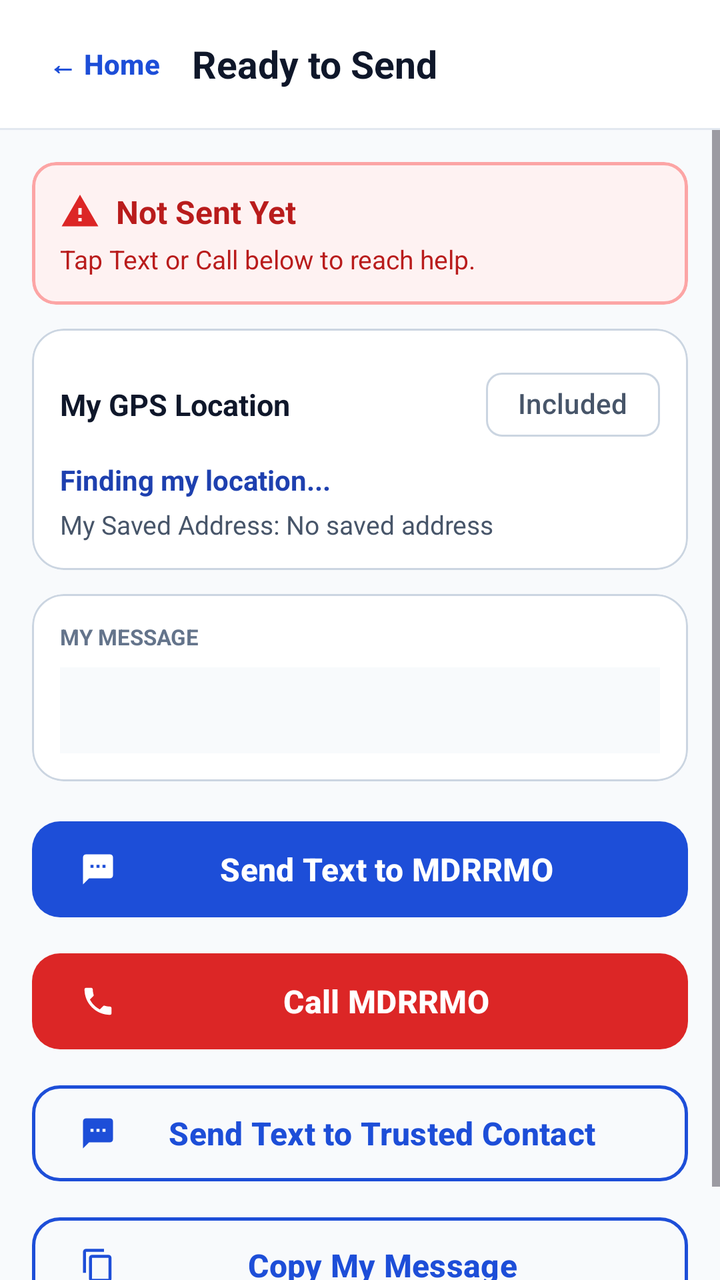
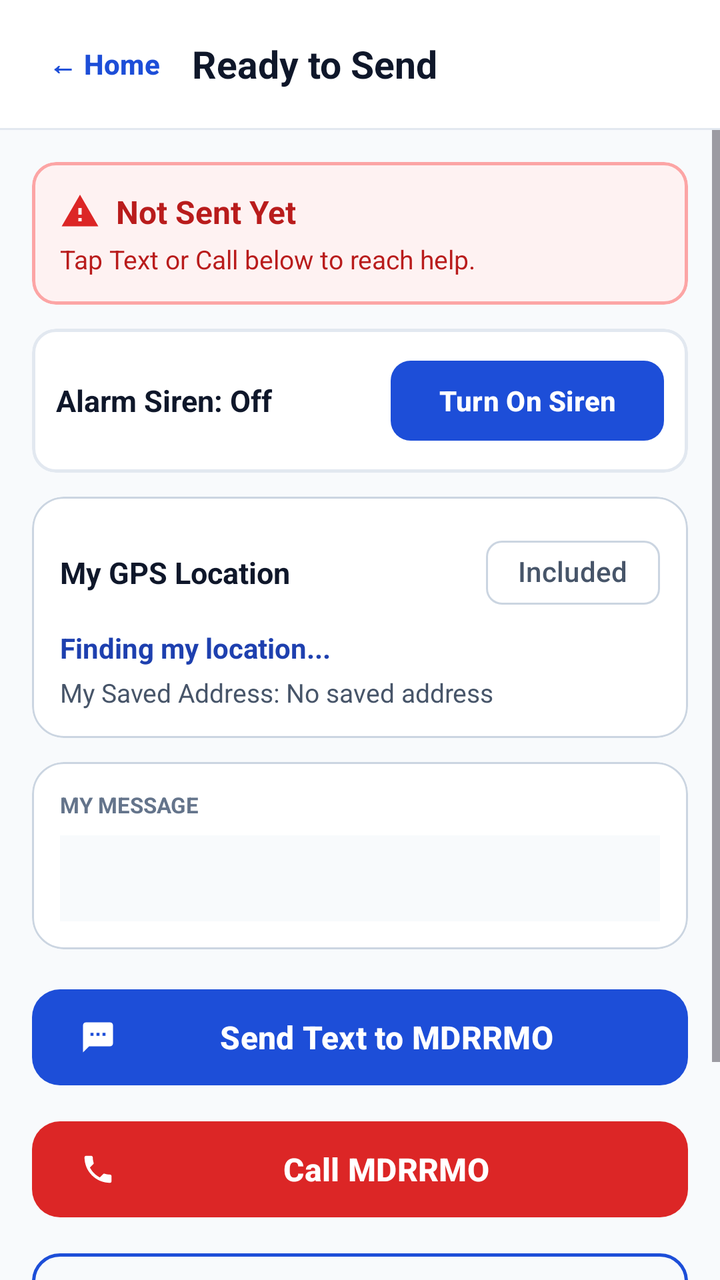

Before-and-after screenshots of an Android layout around one commit, followed by the original layout XML and the change that was made.
<!-- AndroidManifest.xml: application theme Theme.SafeAssist -->
<!-- res/layout/fragment_sos_ready_to_send.xml -->
<?xml version="1.0" encoding="utf-8"?>
<LinearLayout xmlns:android="http://schemas.android.com/apk/res/android"
    xmlns:app="http://schemas.android.com/apk/res-auto"
    android:layout_width="match_parent"
    android:layout_height="match_parent"
    android:background="@color/bg_light"
    android:orientation="vertical">

    
    <LinearLayout
        android:layout_width="match_parent"
        android:layout_height="wrap_content"
        android:background="@color/surface_white"
        android:gravity="center_vertical"
        android:orientation="horizontal"
        android:paddingHorizontal="8dp"
        android:paddingVertical="8dp">

        <com.google.android.material.button.MaterialButton
            android:id="@+id/btn_sos_back_home"
            style="@style/Widget.Material3.Button.TextButton"
            android:layout_width="wrap_content"
            android:layout_height="48dp"
            android:text="← Home"
            android:textColor="@color/primary_blue"
            android:textStyle="bold" />

        <TextView
            android:layout_width="0dp"
            android:layout_height="wrap_content"
            android:layout_weight="1"
            android:text="@string/sos_ready_title"
            android:textColor="@color/text_primary"
            android:textSize="19sp"
            android:textStyle="bold" />
    </LinearLayout>

    <View
        android:layout_width="match_parent"
        android:layout_height="1dp"
        android:background="@color/divider_light" />

    <ScrollView
        android:layout_width="match_parent"
        android:layout_height="0dp"
        android:layout_weight="1"
        android:fillViewport="true">

        <LinearLayout
            android:layout_width="match_parent"
            android:layout_height="wrap_content"
            android:orientation="vertical"
            android:padding="16dp">

            
            <com.google.android.material.card.MaterialCardView
                android:layout_width="match_parent"
                android:layout_height="wrap_content"
                app:cardBackgroundColor="@color/sos_banner_bg"
                app:cardCornerRadius="12dp"
                app:cardElevation="0dp"
                app:strokeColor="@color/sos_banner_border"
                app:strokeWidth="1.5dp">

                <LinearLayout
                    android:layout_width="match_parent"
                    android:layout_height="wrap_content"
                    android:orientation="vertical"
                    android:padding="14dp">

                    <LinearLayout
                        android:layout_width="match_parent"
                        android:layout_height="wrap_content"
                        android:gravity="center_vertical"
                        android:orientation="horizontal">

                        <ImageView
                            android:layout_width="20dp"
                            android:layout_height="20dp"
                            android:contentDescription="@string/not_sent_yet_title"
                            android:src="@drawable/ic_warning"
                            app:tint="@color/sos_red" />

                        <TextView
                            android:layout_width="wrap_content"
                            android:layout_height="wrap_content"
                            android:layout_marginStart="8dp"
                            android:text="@string/not_sent_yet_title"
                            android:textColor="@color/sos_red_dark"
                            android:textSize="16sp"
                            android:textStyle="bold" />
                    </LinearLayout>

                    <TextView
                        android:layout_width="match_parent"
                        android:layout_height="wrap_content"
                        android:layout_marginTop="4dp"
                        android:text="@string/not_sent_yet_sos_body"
                        android:textColor="@color/sos_red_dark"
                        android:textSize="13sp" />
                </LinearLayout>
            </com.google.android.material.card.MaterialCardView>

            
            <com.google.android.material.card.MaterialCardView
                android:id="@+id/card_siren_ringing"
                android:layout_width="match_parent"
                android:layout_height="wrap_content"
                android:layout_marginTop="12dp"
                android:visibility="gone"
                app:cardBackgroundColor="@color/amber_bg"
                app:cardCornerRadius="12dp"
                app:cardElevation="0dp"
                app:strokeColor="@color/amber_border"
                app:strokeWidth="1.5dp">

                <LinearLayout
                    android:layout_width="match_parent"
                    android:layout_height="wrap_content"
                    android:gravity="center_vertical"
                    android:orientation="horizontal"
                    android:padding="12dp">

                    <TextView
                        android:layout_width="0dp"
                        android:layout_height="wrap_content"
                        android:layout_weight="1"
                        android:text="Siren is ringing"
                        android:textColor="@color/amber_text"
                        android:textSize="15sp"
                        android:textStyle="bold" />

                    <com.google.android.material.button.MaterialButton
                        android:id="@+id/btn_stop_siren_ready"
                        android:layout_width="wrap_content"
                        android:layout_height="48dp"
                        android:text="@string/stop_siren"
                        android:textStyle="bold"
                        app:backgroundTint="@color/amber_dark"
                        app:cornerRadius="10dp" />
                </LinearLayout>
            </com.google.android.material.card.MaterialCardView>

            
            <com.google.android.material.card.MaterialCardView
                style="@style/SafeAssist.Card"
                android:layout_width="match_parent"
                android:layout_height="wrap_content"
                android:layout_marginTop="12dp">

                <LinearLayout
                    android:layout_width="match_parent"
                    android:layout_height="wrap_content"
                    android:orientation="vertical"
                    android:padding="14dp">

                    <LinearLayout
                        android:layout_width="match_parent"
                        android:layout_height="wrap_content"
                        android:gravity="center_vertical"
                        android:orientation="horizontal">

                        <TextView
                            android:layout_width="0dp"
                            android:layout_height="wrap_content"
                            android:layout_weight="1"
                            android:text="@string/gps_title"
                            android:textColor="@color/text_primary"
                            android:textSize="15sp"
                            android:textStyle="bold" />

                        <com.google.android.material.chip.Chip
                            android:id="@+id/chip_include_gps"
                            style="@style/Widget.Material3.Chip.Filter"
                            android:layout_width="wrap_content"
                            android:layout_height="wrap_content"
                            android:minHeight="44dp"
                            android:text="@string/gps_included" />
                    </LinearLayout>

                    <TextView
                        android:id="@+id/tv_gps_coordinates"
                        android:layout_width="match_parent"
                        android:layout_height="wrap_content"
                        android:layout_marginTop="4dp"
                        android:text="Finding my location..."
                        android:textColor="@color/primary_blue_dark"
                        android:textSize="14sp"
                        android:textStyle="bold" />

                    <TextView
                        android:id="@+id/tv_saved_location_fallback"
                        android:layout_width="match_parent"
                        android:layout_height="wrap_content"
                        android:layout_marginTop="4dp"
                        android:text="My Saved Address: No saved address"
                        android:textColor="@color/text_secondary"
                        android:textSize="13sp" />

                    <com.google.android.material.button.MaterialButton
                        android:id="@+id/btn_request_gps_permission"
                        style="@style/Widget.Material3.Button.TextButton"
                        android:layout_width="wrap_content"
                        android:layout_height="48dp"
                        android:layout_marginTop="4dp"
                        android:text="Retry GPS"
                        android:textColor="@color/primary_blue"
                        android:visibility="gone" />
                </LinearLayout>
            </com.google.android.material.card.MaterialCardView>

            
            <com.google.android.material.card.MaterialCardView
                style="@style/SafeAssist.Card"
                android:layout_width="match_parent"
                android:layout_height="wrap_content"
                android:layout_marginTop="12dp">

                <LinearLayout
                    android:layout_width="match_parent"
                    android:layout_height="wrap_content"
                    android:orientation="vertical"
                    android:padding="14dp">

                    <TextView
                        android:layout_width="wrap_content"
                        android:layout_height="wrap_content"
                        android:text="@string/my_message_header"
                        android:textColor="@color/text_muted"
                        android:textSize="11sp"
                        android:textStyle="bold" />

                    <TextView
                        android:id="@+id/tv_prefilled_message_preview"
                        android:layout_width="match_parent"
                        android:layout_height="wrap_content"
                        android:layout_marginTop="8dp"
                        android:background="@color/bg_light"
                        android:padding="12dp"
                        android:textColor="@color/text_primary"
                        android:textSize="14sp" />
                </LinearLayout>
            </com.google.android.material.card.MaterialCardView>

            
            <com.google.android.material.button.MaterialButton
                android:id="@+id/btn_send_prefilled_sms"
                style="@style/SafeAssist.PrimaryButton"
                android:layout_width="match_parent"
                android:layout_height="wrap_content"
                android:layout_marginTop="16dp"
                android:text="Send Text to MDRRMO"
                app:icon="@drawable/ic_sms" />

            
            <com.google.android.material.button.MaterialButton
                android:id="@+id/btn_call_mdrrmo_sos"
                android:layout_width="match_parent"
                android:layout_height="56dp"
                android:layout_marginTop="10dp"
                android:text="Call MDRRMO"
                android:textColor="@color/white"
                android:textSize="16sp"
                android:textStyle="bold"
                app:backgroundTint="@color/sos_red"
                app:cornerRadius="14dp"
                app:icon="@drawable/ic_phone" />

            
            <com.google.android.material.button.MaterialButton
                android:id="@+id/btn_sms_trusted_sos"
                style="@style/SafeAssist.OutlinedButton"
                android:layout_width="match_parent"
                android:layout_height="wrap_content"
                android:layout_marginTop="10dp"
                android:text="Send Text to Trusted Contact"
                app:icon="@drawable/ic_sms" />

            
            <com.google.android.material.button.MaterialButton
                android:id="@+id/btn_copy_sos_text"
                style="@style/SafeAssist.OutlinedButton"
                android:layout_width="match_parent"
                android:layout_height="wrap_content"
                android:layout_marginTop="10dp"
                android:layout_marginBottom="14dp"
                android:text="@string/copy_my_message"
                app:icon="@drawable/ic_copy" />

        </LinearLayout>
    </ScrollView>
</LinearLayout>
<!-- resources referenced by this layout -->
<resources>
  <color name="amber_bg">#FFFBEB</color>
  <color name="amber_border">#F59E0B</color>
  <color name="amber_dark">#B45309</color>
  <color name="amber_text">#92400E</color>
  <color name="bg_light">#F8FAFC</color>
  <color name="divider_light">#E2E8F0</color>
  <color name="primary_blue">#1D4ED8</color>
  <color name="primary_blue_dark">#1E40AF</color>
  <color name="sos_banner_bg">#FEF2F2</color>
  <color name="sos_banner_border">#FCA5A5</color>
  <color name="sos_red">#DC2626</color>
  <color name="sos_red_dark">#B91C1C</color>
  <color name="surface_white">#FFFFFF</color>
  <color name="text_muted">#64748B</color>
  <color name="text_primary">#0F172A</color>
  <color name="text_secondary">#475569</color>
  <color name="white">#FFFFFF</color>
  <!-- drawable ic_copy (drawable) -->
  <?xml version="1.0" encoding="utf-8"?>
  <vector xmlns:android="http://schemas.android.com/apk/res/android"
      android:width="24dp"
      android:height="24dp"
      android:viewportWidth="24"
      android:viewportHeight="24">
      <path
          android:fillColor="#FFFFFF"
          android:pathData="M16,1H4c-1.1,0 -2,0.9 -2,2v14h2V3h12V1zM19,5H8c-1.1,0 -2,0.9 -2,2v14c0,1.1 0.9,2 2,2h11c1.1,0 2,-0.9 2,-2V7c0,-1.1 -0.9,-2 -2,-2zM19,21H8V7h11v14z" />
  </vector>
  <!-- drawable ic_sms (drawable) -->
  <?xml version="1.0" encoding="utf-8"?>
  <vector xmlns:android="http://schemas.android.com/apk/res/android"
      android:width="24dp"
      android:height="24dp"
      android:viewportWidth="24"
      android:viewportHeight="24">
      <path
          android:fillColor="#FFFFFF"
          android:pathData="M20,2H4c-1.1,0 -1.99,0.9 -1.99,2L2,22l4,-4h14c1.1,0 2,-0.9 2,-2V4c0,-1.1 -0.9,-2 -2,-2zM9,11H7V9h2v2zM13,11h-2V9h2v2zM17,11h-2V9h2v2z" />
  </vector>
  <!-- drawable ic_warning (drawable) -->
  <?xml version="1.0" encoding="utf-8"?>
  <vector xmlns:android="http://schemas.android.com/apk/res/android"
      android:width="24dp"
      android:height="24dp"
      android:viewportWidth="24"
      android:viewportHeight="24">
      <path
          android:fillColor="#FFFFFF"
          android:pathData="M1,21h22L12,2 1,21zM13,18h-2v-2h2v2zM13,14h-2v-4h2v4z" />
  </vector>
  <string name="copy_my_message">Copy My Message</string>
  <string name="gps_included">Included</string>
  <string name="gps_title">My GPS Location</string>
  <string name="my_message_header">MY MESSAGE</string>
  <string name="not_sent_yet_sos_body">Tap Text or Call below to reach help.</string>
  <string name="not_sent_yet_title">Not Sent Yet</string>
  <string name="sos_ready_title">Ready to Send</string>
  <string name="stop_siren">Stop Siren</string>
  <style name="SafeAssist.Card" parent="Widget.Material3.CardView.Outlined">
          <item name="cardBackgroundColor">@color/surface_white</item>
          <item name="strokeColor">@color/border_subtle</item>
          <item name="strokeWidth">1dp</item>
          <item name="cardCornerRadius">16dp</item>
          <item name="cardElevation">0dp</item>
      </style>
  <style name="SafeAssist.OutlinedButton" parent="Widget.Material3.Button.OutlinedButton">
          <item name="android:minHeight">56dp</item>
          <item name="android:textSize">16sp</item>
          <item name="android:textStyle">bold</item>
          <item name="cornerRadius">14dp</item>
          <item name="strokeColor">@color/primary_blue</item>
          <item name="strokeWidth">1.5dp</item>
          <item name="android:textColor">@color/primary_blue</item>
      </style>
  <style name="SafeAssist.PrimaryButton" parent="Widget.Material3.Button">
          <item name="android:minHeight">56dp</item>
          <item name="android:textSize">16sp</item>
          <item name="android:textStyle">bold</item>
          <item name="cornerRadius">14dp</item>
          <item name="backgroundTint">@color/primary_blue</item>
          <item name="android:textColor">@color/white</item>
      </style>
  <color name="border_subtle">#CBD5E1</color>
  <color name="primary_blue_light">#EFF6FF</color>
  <!-- unchanged entries left out for length: 2 -->
</resources>

<!-- the commit's change to res/layout/fragment_sos_ready_to_send.xml (unified diff, before → after) -->
@@ -107,11 +107,10 @@
                 android:layout_width="match_parent"
                 android:layout_height="wrap_content"
                 android:layout_marginTop="12dp"
-                android:visibility="gone"
-                app:cardBackgroundColor="@color/amber_bg"
+                app:cardBackgroundColor="@color/surface_white"
                 app:cardCornerRadius="12dp"
                 app:cardElevation="0dp"
-                app:strokeColor="@color/amber_border"
+                app:strokeColor="@color/divider_light"
                 app:strokeWidth="1.5dp">
 
                 <LinearLayout
@@ -122,11 +121,12 @@
                     android:padding="12dp">
 
                     <TextView
+                        android:id="@+id/tv_siren_status"
                         android:layout_width="0dp"
                         android:layout_height="wrap_content"
                         android:layout_weight="1"
-                        android:text="Siren is ringing"
-                        android:textColor="@color/amber_text"
+                        android:text="Alarm Siren: Off"
+                        android:textColor="@color/text_primary"
                         android:textSize="15sp"
                         android:textStyle="bold" />
 
@@ -134,9 +134,9 @@
                         android:id="@+id/btn_stop_siren_ready"
                         android:layout_width="wrap_content"
                         android:layout_height="48dp"
-                        android:text="@string/stop_siren"
+                        android:text="Turn On Siren"
                         android:textStyle="bold"
-                        app:backgroundTint="@color/amber_dark"
+                        app:backgroundTint="@color/primary_blue"
                         app:cornerRadius="10dp" />
                 </LinearLayout>
             </com.google.android.material.card.MaterialCardView>
<!-- resource entries referenced after the edit -->
@@ -1,9 +1,5 @@
 <!-- resources referenced by this layout -->
 <resources>
-  <color name="amber_bg">#FFFBEB</color>
-  <color name="amber_border">#F59E0B</color>
-  <color name="amber_dark">#B45309</color>
-  <color name="amber_text">#92400E</color>
   <color name="bg_light">#F8FAFC</color>
   <color name="divider_light">#E2E8F0</color>
   <color name="primary_blue">#1D4ED8</color>
@@ -57,7 +53,6 @@
   <string name="not_sent_yet_sos_body">Tap Text or Call below to reach help.</string>
   <string name="not_sent_yet_title">Not Sent Yet</string>
   <string name="sos_ready_title">Ready to Send</string>
-  <string name="stop_siren">Stop Siren</string>
   <style name="SafeAssist.Card" parent="Widget.Material3.CardView.Outlined">
           <item name="cardBackgroundColor">@color/surface_white</item>
           <item name="strokeColor">@color/border_subtle</item>
